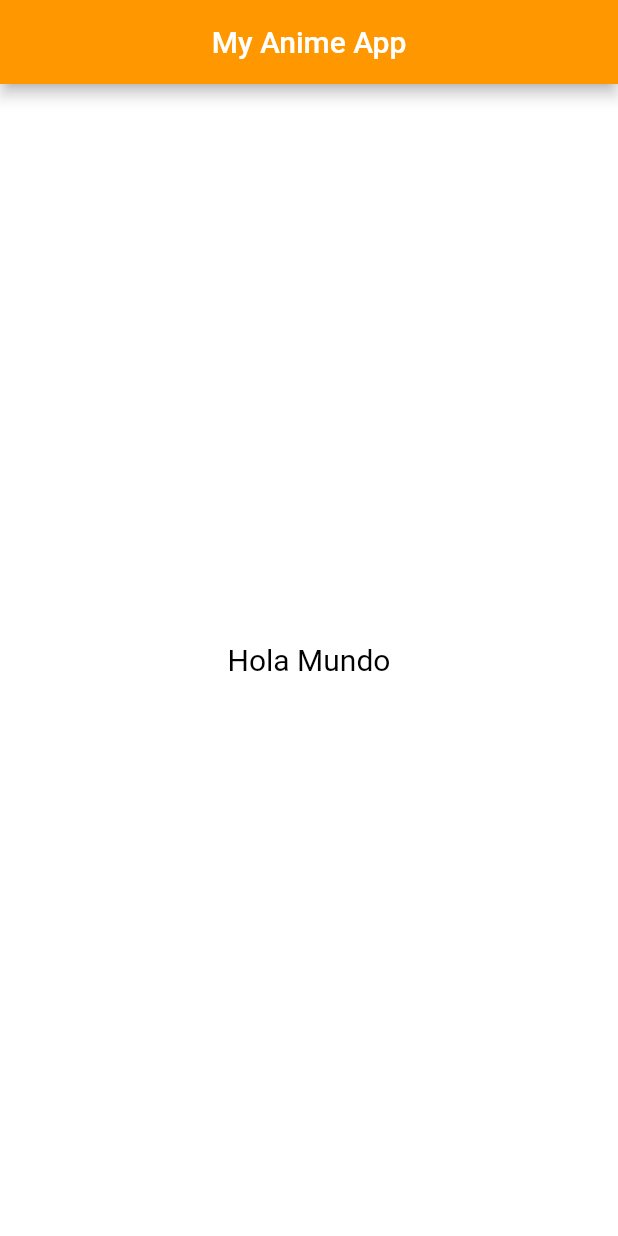
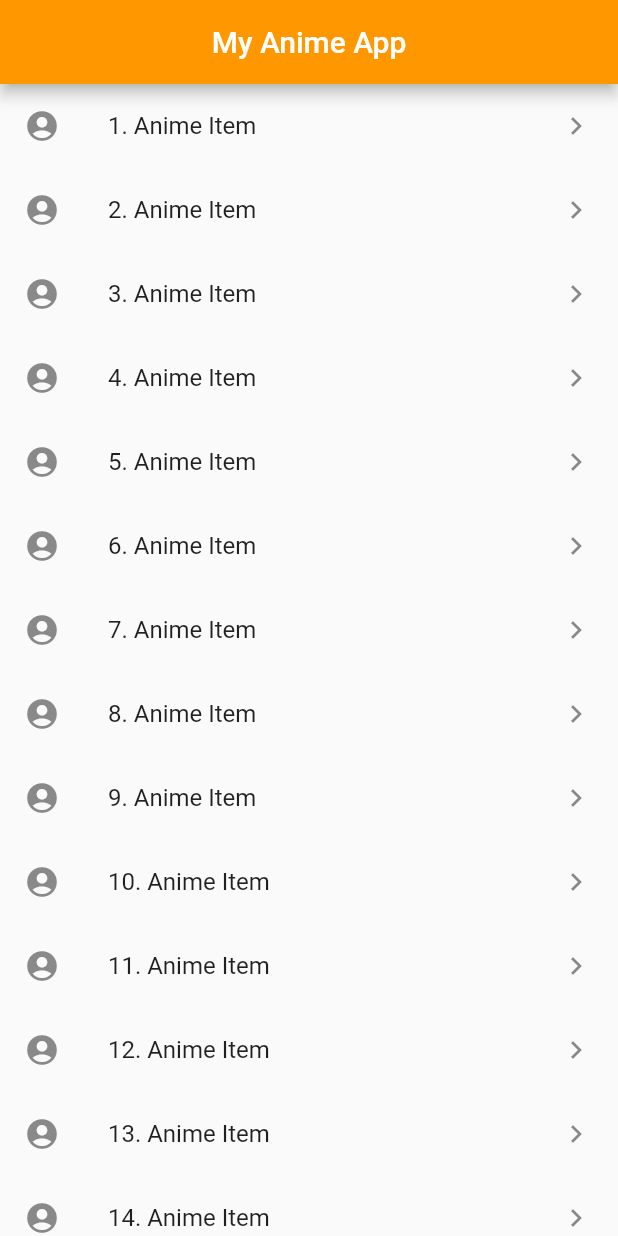
Before and after one commit to jkcomt/list_anime_api, a Flutter app: the screen it shows after launch, on a phone screen of 412 x 824 dp. Run offline on Flutter 3.47's test engine with Material 2 defaults, Android fonts, the phone set to English and light mode, and no system bars.

Commit message:
listView - listtile

```diff
--- a/lib/pages/home_page.dart
+++ b/lib/pages/home_page.dart
@@ -10,16 +10,111 @@ class HomePage extends StatelessWidget {
         backgroundColor: Colors.orange,
         title: Center(child: Text("My Anime App")),
       ),
-      body: Container(
-        color: Colors.white,
-        child: Center(
-          child: Text(
-            "Hola Mundo",
-            style: TextStyle(color: Colors.black, fontSize: 20),
-            textDirection: TextDirection.ltr,
-          ),
-        ),
-      ),
+      body: myAnimeList(),
     );
   }
+
+  Widget myAnimeList(){
+    return ListView(
+      children: <Widget>[
+        ListTile(
+          leading: Icon(Icons.account_circle),
+          title: Text("1. Anime Item"),
+          trailing: Icon(Icons.keyboard_arrow_right),
+          onTap: (){},
+        ),
+        ListTile(
+          leading: Icon(Icons.account_circle),
+          title: Text("2. Anime Item"),
+          trailing: Icon(Icons.keyboard_arrow_right),
+          onTap: (){},
+        ),
+        ListTile(
+          leading: Icon(Icons.account_circle),
+          title: Text("3. Anime Item"),
+          trailing: Icon(Icons.keyboard_arrow_right),
+          onTap: (){},
+        ),
+        ListTile(
+          leading: Icon(Icons.account_circle),
+          title: Text("4. Anime Item"),
+          trailing: Icon(Icons.keyboard_arrow_right),
+          onTap: (){},
+        ),
+        ListTile(
+          leading: Icon(Icons.account_circle),
+          title: Text("5. Anime Item"),
+          trailing: Icon(Icons.keyboard_arrow_right),
+          onTap: (){},
+        ),
+        ListTile(
+          leading: Icon(Icons.account_circle),
+          title: Text("6. Anime Item"),
+          trailing: Icon(Icons.keyboard_arrow_right),
+          onTap: (){},
+        ),
+        ListTile(
+          leading: Icon(Icons.account_circle),
+          title: Text("7. Anime Item"),
+          trailing: Icon(Icons.keyboard_arrow_right),
+          onTap: (){},
+        ),
+        ListTile(
+          leading: Icon(Icons.account_circle),
+          title: Text("8. Anime Item"),
+          trailing: Icon(Icons.keyboard_arrow_right),
+          onTap: (){},
+        ),
+        ListTile(
+          leading: Icon(Icons.account_circle),
+          title: Text("9. Anime Item"),
+          trailing: Icon(Icons.keyboard_arrow_right),
+          onTap: (){},
+        ),
+        ListTile(
+          leading: Icon(Icons.account_circle),
+          title: Text("10. Anime Item"),
+          trailing: Icon(Icons.keyboard_arrow_right),
+          onTap: (){},
+        ),
+        ListTile(
+          leading: Icon(Icons.account_circle),
+          title: Text("11. Anime Item"),
+          trailing: Icon(Icons.keyboard_arrow_right),
+          onTap: (){},
+        ),
+        ListTile(
+          leading: Icon(Icons.account_circle),
+          title: Text("12. Anime Item"),
+          trailing: Icon(Icons.keyboard_arrow_right),
+          onTap: (){},
+        ),
+        ListTile(
+          leading: Icon(Icons.account_circle),
+          title: Text("13. Anime Item"),
+          trailing: Icon(Icons.keyboard_arrow_right),
+          onTap: (){},
+        ),
+        ListTile(
+          leading: Icon(Icons.account_circle),
+          title: Text("14. Anime Item"),
+          trailing: Icon(Icons.keyboard_arrow_right),
+          onTap: (){},
+        ),
+        ListTile(
+          leading: Icon(Icons.account_circle),
+          title: Text("15. Anime Item"),
+          trailing: Icon(Icons.keyboard_arrow_right),
+          onTap: (){},
+        ),
+        ListTile(
+          leading: Icon(Icons.account_circle),
+          title: Text("16. Anime Item"),
+          trailing: Icon(Icons.keyboard_arrow_right),
+          onTap: (){},
+        )
+      ],
+    );
+  }
+
 }
```
